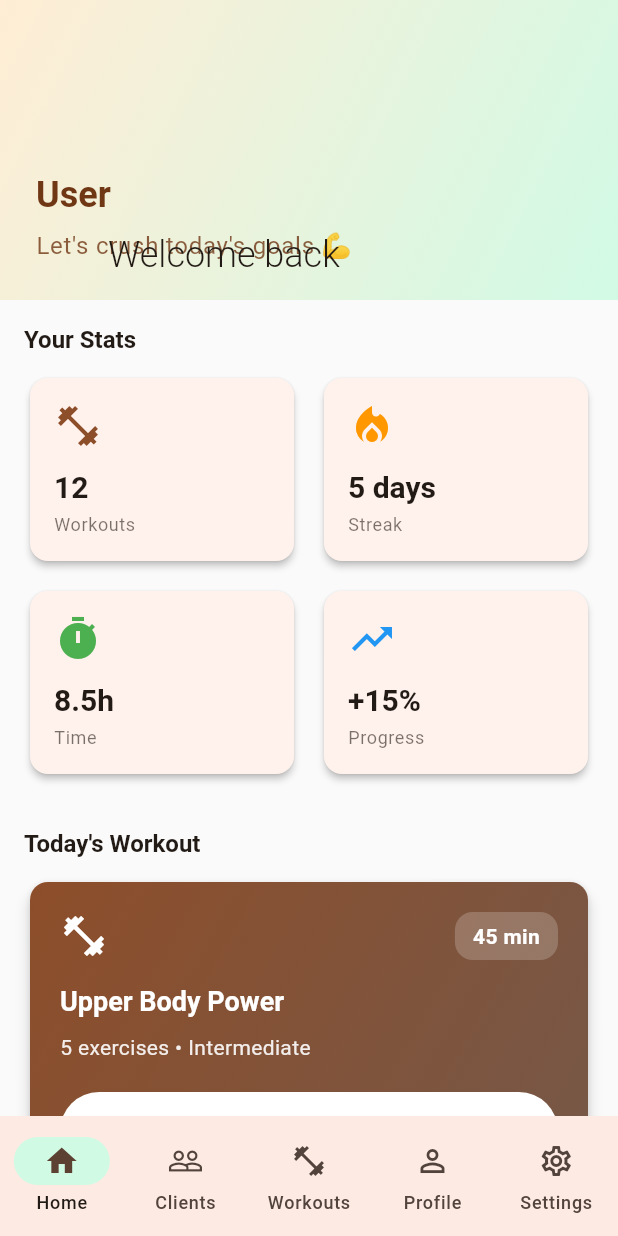
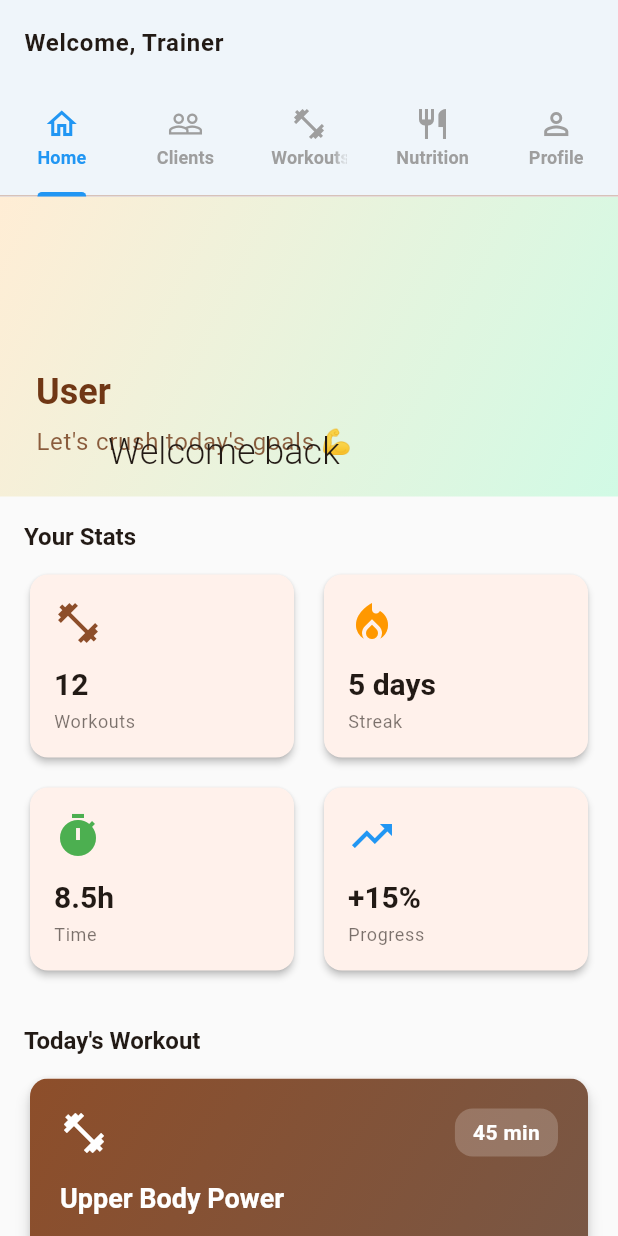
Before and after one commit to recepcia-dev/personal-trainer-app_frontend, a Flutter app: the TrainerDashboardScreen screen opened by its route, on a phone screen of 412 x 824 dp. Run offline on Flutter 3.47's test engine with Material 3 defaults, Android fonts, the phone set to English and light mode, and no system bars; our stand-ins replace app_links, connectivity_plus, dartz, device_info_plus, dio, drift and 15 more; missing offline and left inert: flutter_stripe; accounts and stored records are empty; generated files the repository leaves out were written again; project files that could hold a hidden picture were left out.

Commit message:
feat: redesign trainer dashboard with workflow layout and blue theme
- Convert from bottom navigation to TabBar for better workflow orientation
- Add blue theme (Colors.blue) for trainer branding
- Add 5 tabs: Home, Clients, Workouts, Nutrition, Profile
- Add personalized greeting with trainer's first name
- Create placeholder Nutrition tab for meal plan management
- Implement TabBar with icons and labels at top of screen
- Use Material 3 design system consistent with admin dashboard
- Update AppBar styling with blue accent color

🤖 Generated with Claude Code

Co-Authored-By: Claude Haiku 4.5 <noreply@anthropic.com>

```diff
--- a/lib/core/router/screens/trainer_dashboard_screen.dart
+++ b/lib/core/router/screens/trainer_dashboard_screen.dart
@@ -8,14 +8,14 @@ import 'dashboard_tabs/workouts_tab.dart';
 import 'dashboard_tabs/profile_tab.dart';
 import 'dashboard_tabs/settings_tab.dart';
 
-/// Trainer dashboard with bottom navigation
+/// Professional Trainer Dashboard with workflow-oriented layout and blue theme
 ///
-/// Displays different tabs based on bottom navigation selection:
-/// - Home: Overview, stats, recent activity
-/// - Clients: Manage assigned clients, view progress, edit client info
-/// - Workouts: List of workouts created by trainer
-/// - Profile: Trainer profile information
-/// - Settings: App settings, logout, etc.
+/// Features:
+/// - Home tab: Quick actions and recent activity
+/// - Clients tab: Grid view of assigned clients
+/// - Workouts tab: List of created workouts
+/// - Nutrition tab: Meal plans management
+/// - Profile tab: Trainer profile settings
 class TrainerDashboardScreen extends ConsumerStatefulWidget {
   const TrainerDashboardScreen({super.key});
 
@@ -23,59 +23,107 @@ class TrainerDashboardScreen extends ConsumerStatefulWidget {
   ConsumerState<TrainerDashboardScreen> createState() => _TrainerDashboardScreenState();
 }
 
-class _TrainerDashboardScreenState extends ConsumerState<TrainerDashboardScreen> {
-  int _currentIndex = 0;
+class _TrainerDashboardScreenState extends ConsumerState<TrainerDashboardScreen>
+    with SingleTickerProviderStateMixin {
+  late TabController _tabController;
 
-  final List<Widget> _tabs = const [
-    HomeTab(),
-    ClientsTab(),
-    WorkoutsTab(),
-    ProfileTab(),
-    SettingsTab(),
-  ];
+  @override
+  void initState() {
+    super.initState();
+    _tabController = TabController(length: 5, vsync: this);
+  }
+
+  @override
+  void dispose() {
+    _tabController.dispose();
+    super.dispose();
+  }
 
   @override
   Widget build(BuildContext context) {
     final user = ref.watch(authStateProvider);
 
     return Scaffold(
-      body: AnimatedSwitcher(
-        duration: const Duration(milliseconds: 300),
-        child: _tabs[_currentIndex],
+      appBar: AppBar(
+        title: Text(
+          'Welcome, ${(user?.firstName ?? user?.name) ?? 'Trainer'}',
+          style: const TextStyle(fontWeight: FontWeight.w600, letterSpacing: 0.5),
         ),
-      bottomNavigationBar: NavigationBar(
-        selectedIndex: _currentIndex,
-        onDestinationSelected: (index) {
-          setState(() {
-            _currentIndex = index;
-          });
-        },
-        elevation: 8,
-        destinations: const [
-          NavigationDestination(
+        elevation: 1,
+        surfaceTintColor: Colors.blue,
+        bottom: TabBar(
+          controller: _tabController,
+          labelColor: Colors.blue,
+          unselectedLabelColor: Colors.grey,
+          indicatorColor: Colors.blue,
+          indicatorWeight: 3,
+          isScrollable: false,
+          tabs: const [
+            Tab(
               icon: Icon(Icons.home_outlined),
-            selectedIcon: Icon(Icons.home),
-            label: 'Home',
+              text: 'Home',
             ),
-          NavigationDestination(
+            Tab(
               icon: Icon(Icons.people_outline),
-            selectedIcon: Icon(Icons.people),
-            label: 'Clients',
+              text: 'Clients',
             ),
-          NavigationDestination(
+            Tab(
               icon: Icon(Icons.fitness_center_outlined),
-            selectedIcon: Icon(Icons.fitness_center),
-            label: 'Workouts',
+              text: 'Workouts',
             ),
-          NavigationDestination(
+            Tab(
+              icon: Icon(Icons.restaurant_outlined),
+              text: 'Nutrition',
+            ),
+            Tab(
               icon: Icon(Icons.person_outline),
-            selectedIcon: Icon(Icons.person),
-            label: 'Profile',
+              text: 'Profile',
             ),
-          NavigationDestination(
-            icon: Icon(Icons.settings_outlined),
-            selectedIcon: Icon(Icons.settings),
-            label: 'Settings',
+          ],
+        ),
+      ),
+      body: TabBarView(
+        controller: _tabController,
+        children: const [
+          HomeTab(),
+          ClientsTab(),
+          WorkoutsTab(),
+          _TrainerNutritionTab(),
+          ProfileTab(),
+        ],
+      ),
+    );
+  }
+}
+
+/// Placeholder for Nutrition tab - displays trainer's meal plans
+class _TrainerNutritionTab extends StatelessWidget {
+  const _TrainerNutritionTab();
+
+  @override
+  Widget build(BuildContext context) {
+    return Center(
+      child: Column(
+        mainAxisAlignment: MainAxisAlignment.center,
+        children: [
+          Icon(
+            Icons.restaurant_outlined,
+            size: 64,
+            color: Colors.blue.withOpacity(0.5),
+          ),
+          const SizedBox(height: 16),
+          Text(
+            'Nutrition & Meal Plans',
+            style: Theme.of(context).textTheme.titleLarge?.copyWith(
+                  fontWeight: FontWeight.bold,
+                ),
+          ),
+          const SizedBox(height: 8),
+          Text(
+            'Create and manage meal plans for your clients',
+            style: Theme.of(context).textTheme.bodyMedium?.copyWith(
+                  color: Colors.grey[600],
+                ),
           ),
         ],
       ),
```
Lines whose indentation alone changed are shown as unchanged.
